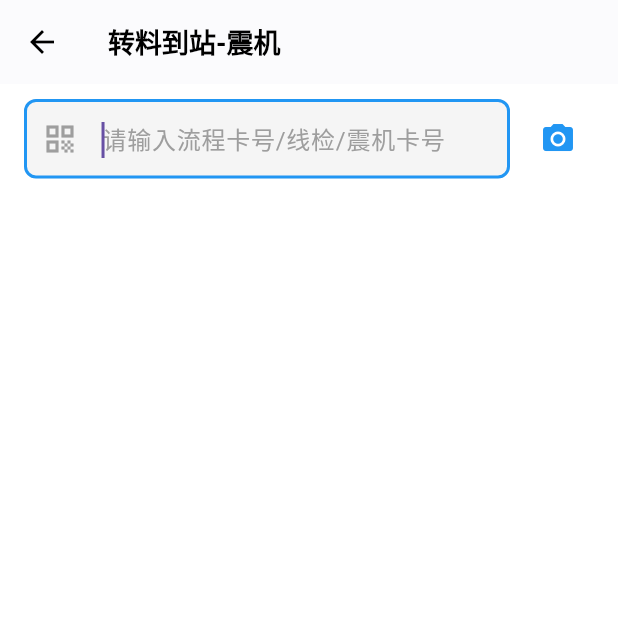
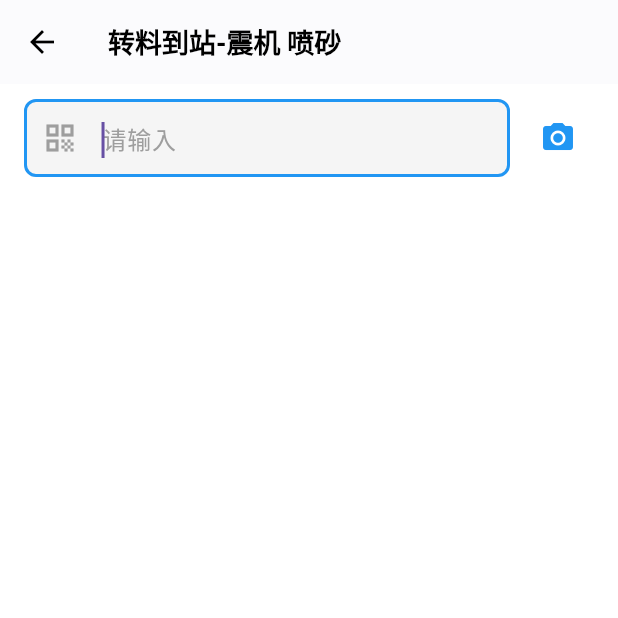
Before and after one commit to MyHuHao/GBJM-MES-APP, a Flutter app: the MaterialReceivingShockEnginesPage screen opened by its route, on a phone screen of 412 x 824 dp, the top half of it. Run offline on Flutter 3.47's test engine with Material 3 defaults, Android fonts, the phone set to English and light mode, and no system bars; drawn by our look-alikes of flutter_easyloading; our stand-ins replace adaptive_dialog, dio, fluttertoast, package_info_plus, shared_preferences; missing offline and left inert: flutter_app_update, mobile_scanner; accounts and stored records are empty.

Commit message:
修复成新的类型

```diff
--- a/lib/Views/MaterialReceiving/material_receiving_main.dart
+++ b/lib/Views/MaterialReceiving/material_receiving_main.dart
@@ -93,7 +93,7 @@ class MaterialReceivingPageState extends State<MaterialReceivingPage> with Widge
               },
             ),
             title: const Text(
-              '转料到站-喷砂/水砂',
+              '转料到站-水抛',
               style: TextStyle(color: Colors.black, fontSize: 18, fontWeight: FontWeight.w600),
             ),
             elevation: 0.5,
@@ -139,7 +139,7 @@ class MaterialReceivingPageState extends State<MaterialReceivingPage> with Widge
                 borderRadius: BorderRadius.circular(8.0),
                 borderSide: const BorderSide(color: Colors.blue, width: 2.0), // 聚焦时的边框
               ),
-              hintText: '请输入流程卡号/线检/喷砂卡号',
+              hintText: '请输入',
               hintStyle: TextStyle(color: Colors.grey[500]),
               prefixIcon: const Icon(Icons.qr_code, color: Colors.grey), // 左侧图标
               contentPadding: const EdgeInsets.symmetric(vertical: 14.0, horizontal: 16.0),
@@ -332,7 +332,7 @@ class MaterialReceivingPageState extends State<MaterialReceivingPage> with Widge
     TableDataPara para = TableDataPara(
       plant: "DG",
       runCard: "",
-      operationList: ['319', '318', '325'],
+      operationList: ['319', '318'],
       page: _page + 1,
       pageSize: 15,
     );
--- a/lib/Views/MaterialReceivingAssembly/material_receiving_assembly_main.dart
+++ b/lib/Views/MaterialReceivingAssembly/material_receiving_assembly_main.dart
@@ -139,7 +139,7 @@ class MaterialReceivingAssemblyPageState extends State<MaterialReceivingAssembly
                 borderRadius: BorderRadius.circular(8.0),
                 borderSide: const BorderSide(color: Colors.blue, width: 2.0), // 聚焦时的边框
               ),
-              hintText: '请输入流程卡号/线检/组装卡号',
+              hintText: '请输入',
               hintStyle: TextStyle(color: Colors.grey[500]),
               prefixIcon: const Icon(Icons.qr_code, color: Colors.grey), // 左侧图标
               contentPadding: const EdgeInsets.symmetric(vertical: 14.0, horizontal: 16.0),
@@ -328,11 +328,10 @@ class MaterialReceivingAssemblyPageState extends State<MaterialReceivingAssembly
     setState(() {
       _isLoading = true;
     });
-
     TableDataPara para = TableDataPara(
       plant: "DG",
       runCard: "",
-      operationList: ['327','537'],
+      operationList: ['500','501','503','326','166','536','327'],
       page: _page + 1,
       pageSize: 15,
     );
--- a/lib/Views/MaterialReceivingLine/material_receiving_line_main.dart
+++ b/lib/Views/MaterialReceivingLine/material_receiving_line_main.dart
@@ -139,7 +139,7 @@ class MaterialReceivingLinePageState extends State<MaterialReceivingLinePage> wi
                 borderRadius: BorderRadius.circular(8.0),
                 borderSide: const BorderSide(color: Colors.blue, width: 2.0), // 聚焦时的边框
               ),
-              hintText: '请输入流程卡/线检号',
+              hintText: '请输入',
               hintStyle: TextStyle(color: Colors.grey[500]),
               prefixIcon: const Icon(Icons.qr_code, color: Colors.grey), // 左侧图标
               contentPadding: const EdgeInsets.symmetric(vertical: 14.0, horizontal: 16.0),
--- a/lib/Views/MaterialReceivingShockEngines/material_receiving_welding_main.dart
+++ b/lib/Views/MaterialReceivingShockEngines/material_receiving_welding_main.dart
@@ -93,7 +93,7 @@ class MaterialReceivingShockEnginesPageState extends State<MaterialReceivingShoc
               },
             ),
             title: const Text(
-              '转料到站-震机',
+              '转料到站-震机 喷砂',
               style: TextStyle(color: Colors.black, fontSize: 18, fontWeight: FontWeight.w600),
             ),
             elevation: 0.5,
@@ -139,7 +139,7 @@ class MaterialReceivingShockEnginesPageState extends State<MaterialReceivingShoc
                 borderRadius: BorderRadius.circular(8.0),
                 borderSide: const BorderSide(color: Colors.blue, width: 2.0), // 聚焦时的边框
               ),
-              hintText: '请输入流程卡号/线检/震机卡号',
+              hintText: '请输入',
               hintStyle: TextStyle(color: Colors.grey[500]),
               prefixIcon: const Icon(Icons.qr_code, color: Colors.grey), // 左侧图标
               contentPadding: const EdgeInsets.symmetric(vertical: 14.0, horizontal: 16.0),
@@ -332,7 +332,7 @@ class MaterialReceivingShockEnginesPageState extends State<MaterialReceivingShoc
     TableDataPara para = TableDataPara(
       plant: "DG",
       runCard: "",
-      operationList: ['322', '323', '324', '328', '338'],
+      operationList: ['325','322', '323', '324', '328', '338'],
       page: _page + 1,
       pageSize: 15,
     );
@@ -363,11 +363,11 @@ class MaterialReceivingShockEnginesPageState extends State<MaterialReceivingShoc
         List<String> strList = value.split(';');
         Map<String, dynamic> form = {};
         if (strList.length == 12) {
-          form = {'OperationGroup': '震机', 'RUN_CARD': strList[0], 'QTY': strList[1], 'TICKET_SN': strList[5], 'PLANT': "DG", 'INSPECTOR': accId};
+          form = {'OperationGroup': '震机 喷砂', 'RUN_CARD': strList[0], 'QTY': strList[1], 'TICKET_SN': strList[5], 'PLANT': "DG", 'INSPECTOR': accId};
         } else if (strList.length == 3) {
-          form = {'OperationGroup': '震机', 'RUN_CARD': strList[0], 'QTY': strList[1], 'TICKET_SN': strList[2], 'PLANT': "DG", 'INSPECTOR': accId};
+          form = {'OperationGroup': '震机 喷砂', 'RUN_CARD': strList[0], 'QTY': strList[1], 'TICKET_SN': strList[2], 'PLANT': "DG", 'INSPECTOR': accId};
         } else if (strList.length == 1) {
-          form = {'OperationGroup': '震机', 'RUN_CARD': strList[0], 'QTY': 0, 'TICKET_SN': '', 'PLANT': "DG", 'INSPECTOR': accId};
+          form = {'OperationGroup': '震机 喷砂', 'RUN_CARD': strList[0], 'QTY': 0, 'TICKET_SN': '', 'PLANT': "DG", 'INSPECTOR': accId};
         } else {
           EasyLoading.dismiss();
           if (context.mounted) {
--- a/lib/Views/MaterialReceivingWelding/material_receiving_welding_main.dart
+++ b/lib/Views/MaterialReceivingWelding/material_receiving_welding_main.dart
@@ -139,7 +139,7 @@ class MaterialReceivingWeldingPageState extends State<MaterialReceivingWeldingPa
                 borderRadius: BorderRadius.circular(8.0),
                 borderSide: const BorderSide(color: Colors.blue, width: 2.0), // 聚焦时的边框
               ),
-              hintText: '请输入流程卡号/线检/焊接卡号',
+              hintText: '请输入',
               hintStyle: TextStyle(color: Colors.grey[500]),
               prefixIcon: const Icon(Icons.qr_code, color: Colors.grey), // 左侧图标
               contentPadding: const EdgeInsets.symmetric(vertical: 14.0, horizontal: 16.0),
@@ -332,7 +332,7 @@ class MaterialReceivingWeldingPageState extends State<MaterialReceivingWeldingPa
     TableDataPara para = TableDataPara(
       plant: "DG",
       runCard: "",
-      operationList: ['189', '505', '506', '507', '508', '509', '536', '537'],
+      operationList: ['505', '506', '507', '508', '509', '536', '537'],
       page: _page + 1,
       pageSize: 15,
     );
```
Also changed, not shown: 1 other file.
